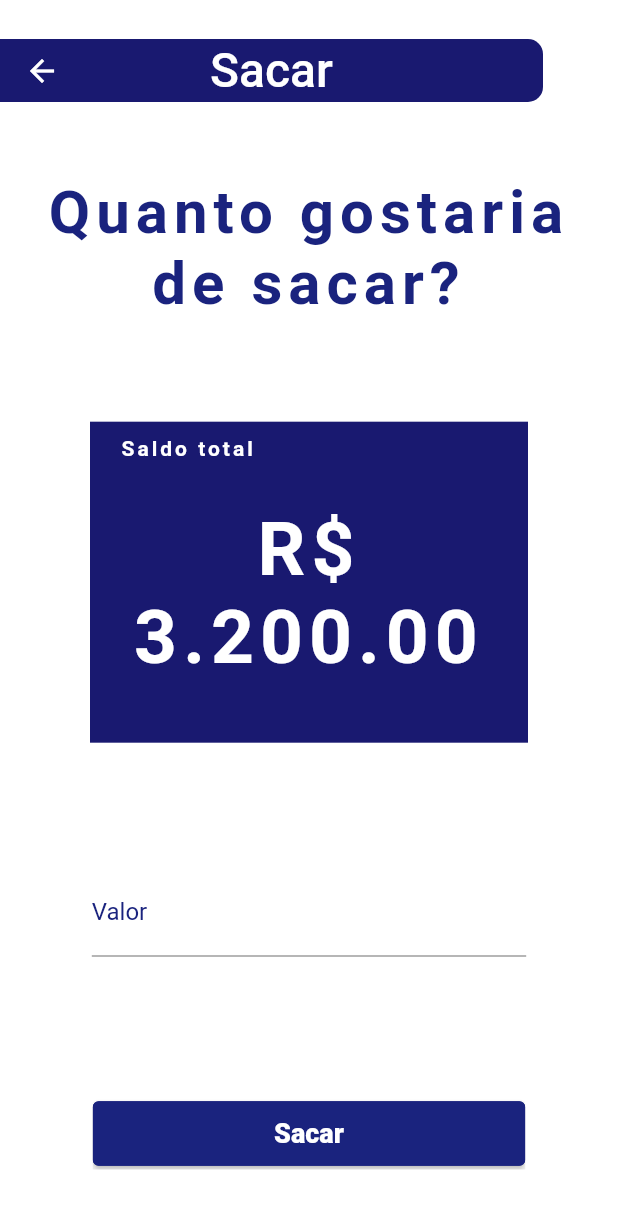
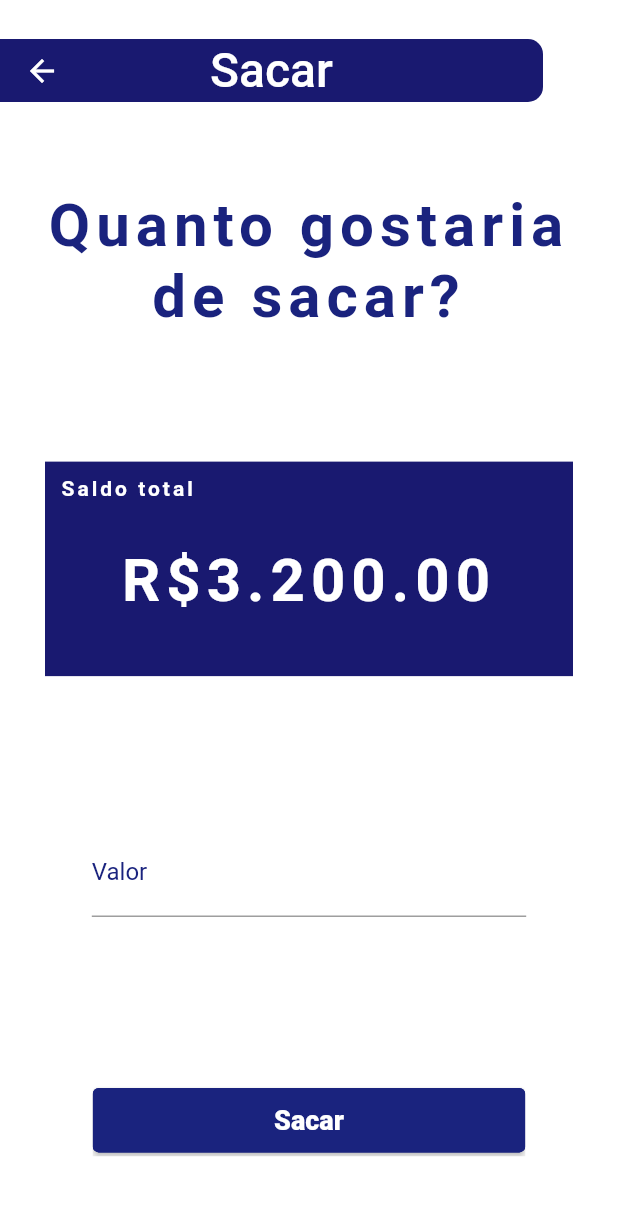
Before and after one commit to RibarrJR/fidelidade_android, a Flutter app: the WithdrawValue screen opened by its route, on a phone screen of 412 x 824 dp. Shown: the top 1209 px of the screen. Run offline on Flutter 3.47's test engine with Material 2 defaults, Android fonts, the phone set to English and light mode, and no system bars; our stand-ins replace email_validator, flutter_mobx, flutter_svg, get_it, image_picker, mask_text_input_formatter and 3 more; missing offline and left inert: cpf_cnpj_validator, image_picker_for_web, popup_menu; accounts and stored records are empty; generated files the repository leaves out were written again.

Commit message:
Ajustar teclado aberto na tecla de sacar

```diff
--- a/lib/features/Withdraw/presentation/pages/WithdrawValue.dart
+++ b/lib/features/Withdraw/presentation/pages/WithdrawValue.dart
@@ -11,6 +11,7 @@ class WithdrawValue extends StatelessWidget {
   @override
   Widget build(BuildContext context) {
     Size size = MediaQuery.of(context).size;
+    final isKeyboardOpen = MediaQuery.of(context).viewInsets.bottom != 0;
     return Scaffold(
       appBar: CustomAppBar(
         title: "Sacar",
@@ -21,6 +22,7 @@ class WithdrawValue extends StatelessWidget {
         child: Column(
           mainAxisAlignment: MainAxisAlignment.spaceAround,
           children: [
+            if (!isKeyboardOpen)
               const Padding(
                 padding: EdgeInsets.symmetric(horizontal: 20),
                 child: Text(
@@ -35,8 +37,8 @@ class WithdrawValue extends StatelessWidget {
               ),
             Container(
               width: size.width,
-              margin: const EdgeInsets.symmetric(horizontal: 60),
-              padding: const EdgeInsets.symmetric(vertical: 10, horizontal: 20),
+              margin: const EdgeInsets.symmetric(horizontal: 30),
+              padding: const EdgeInsets.symmetric(vertical: 10, horizontal: 10),
               color: primaryColor,
               child: Column(children: const [
                 Align(
@@ -53,11 +55,11 @@ class WithdrawValue extends StatelessWidget {
                 Padding(
                   padding: EdgeInsets.symmetric(vertical: 30),
                   child: Text(
-                    'R\$ 3.200.00',
+                    'R\$3.200.00',
                     textAlign: TextAlign.center,
                     style: TextStyle(
                         color: Colors.white,
-                        fontSize: 50,
+                        fontSize: 40,
                         letterSpacing: 4,
                         fontWeight: FontWeight.bold),
                   ),
```
Lines whose indentation alone changed are shown as unchanged.
